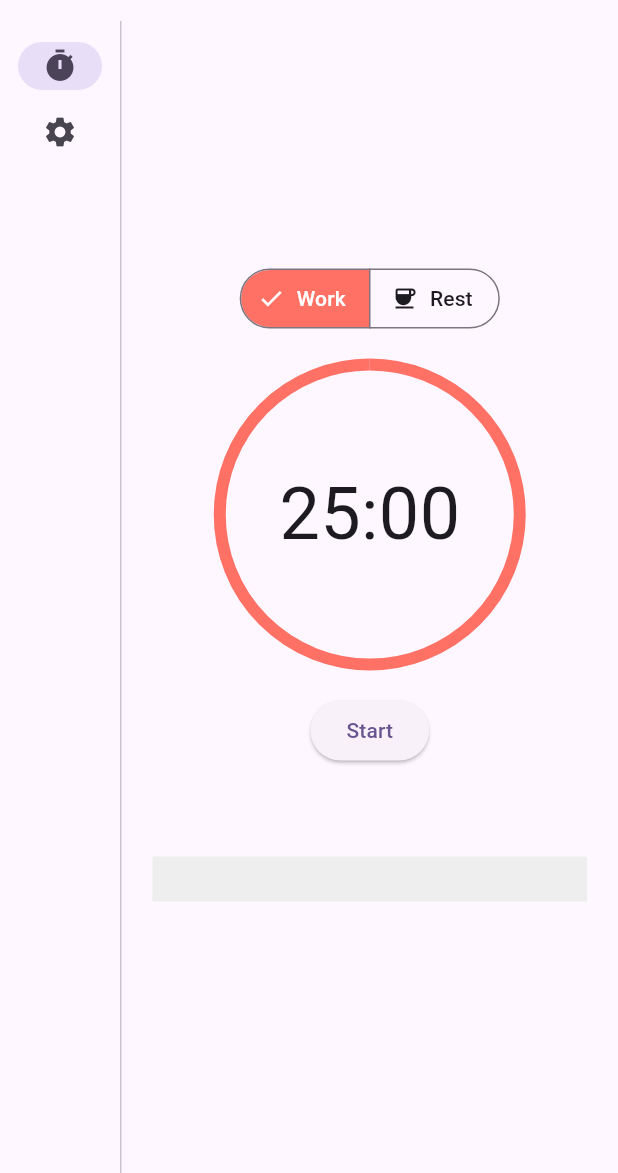
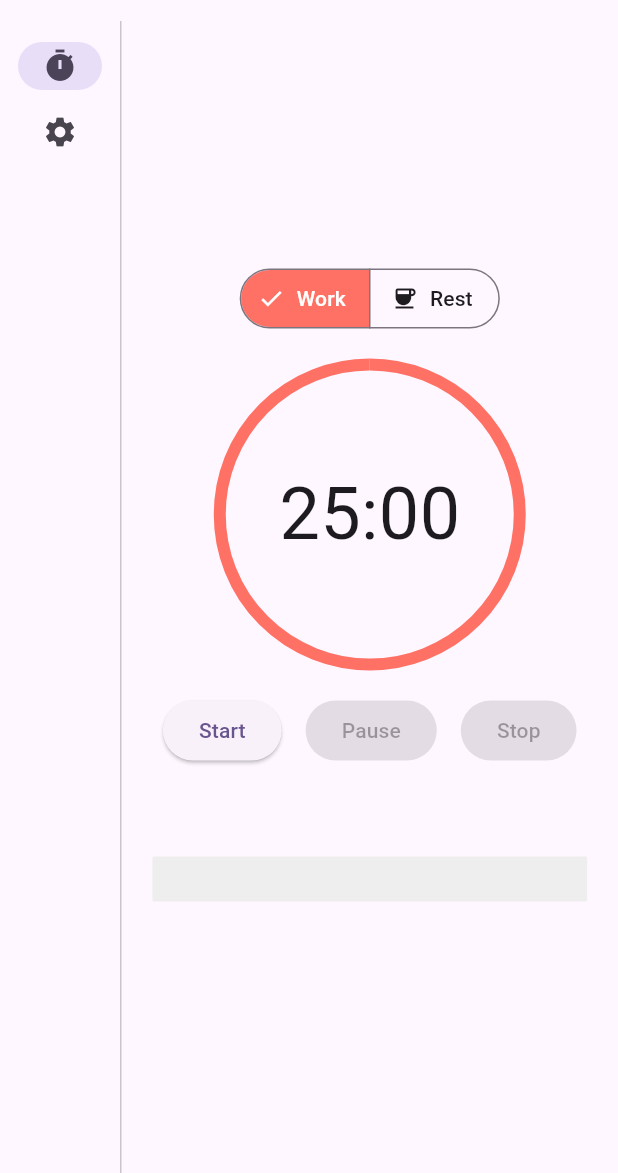
Before and after one commit to kbjorklid/pomodoro_flutter, a Flutter app: the screen it shows after launch, on a phone screen of 412 x 824 dp, the part 63-1236 px from its top. Run offline on Flutter 3.47's test engine with Material 3 defaults, Android fonts, the phone set to English and light mode, and no system bars; our stand-ins replace audioplayers, flutter_riverpod, freezed_annotation, hive, hive_flutter, logger and 1 more; accounts and stored records are empty.

Commit message:
feat: Implement start, pause/resume, and stop buttons for timer control

```diff
--- a/lib/timer/application/timer_service.dart
+++ b/lib/timer/application/timer_service.dart
@@ -229,6 +229,12 @@ class TimerService {
     _notifyStateListeners(now);
   }
 
+  void stop() {
+    var now = DateTime.now();
+    _completeSessionIfStarted(now);
+    _notifyStateListeners(now);
+  }
+
   bool _stopTimerIfEnded([DateTime? now]) {
     now ??= DateTime.now();
     if (_isTimerEndReached(now)) {
--- /dev/null
+++ b/lib/timer/presentation/widgets/timercontrols/pause_resume_button.dart
@@ -0,0 +1,37 @@
+import 'package:flutter/material.dart';
+import 'package:flutter_riverpod/flutter_riverpod.dart';
+import 'package:pomodoro_app2/timer/presentation/providers/timer_provider.dart';
+
+import '../../../domain/timer_state.dart';
+
+class PauseResumeButton extends ConsumerWidget {
+  const PauseResumeButton({super.key});
+
+  @override
+  Widget build(BuildContext context, WidgetRef ref) {
+    final timerStateAsync = ref.watch(timerStateProvider);
+    final toggleTimerUseCase = ref.read(toggleTimerUseCaseProvider);
+
+    return timerStateAsync.when(
+      data: (timerState) {
+        final isPauseResumeEnabled = timerState.status == TimerStatus.running ||
+            timerState.status == TimerStatus.paused;
+
+        return ElevatedButton(
+          onPressed:
+              isPauseResumeEnabled ? () => toggleTimerUseCase.execute() : null,
+          child: Text(
+              timerState.status == TimerStatus.paused ? 'Resume' : 'Pause'),
+        );
+      },
+      loading: () => ElevatedButton(
+        onPressed: null,
+        child: const Text('Pause'),
+      ),
+      error: (Object error, StackTrace stackTrace) => ElevatedButton(
+        onPressed: null,
+        child: const Text('Error'),
+      ),
+    );
+  }
+}
--- /dev/null
+++ b/lib/timer/presentation/widgets/timercontrols/start_button.dart
@@ -0,0 +1,36 @@
+import 'package:flutter/material.dart';
+import 'package:flutter_riverpod/flutter_riverpod.dart';
+import 'package:pomodoro_app2/timer/presentation/providers/timer_provider.dart';
+
+import '../../../domain/timer_state.dart';
+
+class StartButton extends ConsumerWidget {
+  const StartButton({super.key});
+
+  @override
+  Widget build(BuildContext context, WidgetRef ref) {
+    final timerStateAsync = ref.watch(timerStateProvider);
+    final toggleTimerUseCase = ref.read(toggleTimerUseCaseProvider);
+
+    return timerStateAsync.when(
+      data: (timerState) {
+        final isStartEnabled = timerState.status == TimerStatus.notStarted ||
+            timerState.status == TimerStatus.ended;
+
+        return ElevatedButton(
+          onPressed: isStartEnabled ? () => toggleTimerUseCase.execute() : null,
+          child: Text(
+              timerState.status == TimerStatus.ended ? 'Restart' : 'Start'),
+        );
+      },
+      loading: () => ElevatedButton(
+        onPressed: null,
+        child: const Text('Start'),
+      ),
+      error: (error, stackTrace) => ElevatedButton(
+        onPressed: null,
+        child: const Text('Error'),
+      ),
+    );
+  }
+}
--- /dev/null
+++ b/lib/timer/presentation/widgets/timercontrols/stop_button.dart
@@ -0,0 +1,35 @@
+import 'package:flutter/material.dart';
+import 'package:flutter_riverpod/flutter_riverpod.dart';
+import 'package:pomodoro_app2/timer/presentation/providers/timer_provider.dart';
+
+import '../../../domain/timer_state.dart';
+
+class StopButton extends ConsumerWidget {
+  const StopButton({super.key});
+
+  @override
+  Widget build(BuildContext context, WidgetRef ref) {
+    final timerStateAsync = ref.watch(timerStateProvider);
+    final timerService = ref.read(timerProvider);
+
+    return timerStateAsync.when(
+      data: (TimerState timerState) {
+        final isStopEnabled = timerState.status == TimerStatus.running ||
+            timerState.status == TimerStatus.paused;
+
+        return ElevatedButton(
+          onPressed: isStopEnabled ? () => timerService.stop() : null,
+          child: const Text('Stop'),
+        );
+      },
+      loading: () => ElevatedButton(
+        onPressed: null,
+        child: const Text('Stop'),
+      ),
+      error: (Object error, StackTrace stackTrace) => ElevatedButton(
+        onPressed: null,
+        child: const Text('Error'),
+      ),
+    );
+  }
+}
--- a/lib/timer/presentation/widgets/timercontrols/timer_controls.dart
+++ b/lib/timer/presentation/widgets/timercontrols/timer_controls.dart
@@ -1,7 +1,8 @@
 import 'package:flutter/material.dart';
 import 'package:flutter_riverpod/flutter_riverpod.dart';
-import 'package:pomodoro_app2/timer/presentation/widgets/timercontrols/start_pause_button.dart';
-import 'package:pomodoro_app2/timer/presentation/widgets/timercontrols/switch_timer_button.dart';
+import 'package:pomodoro_app2/timer/presentation/widgets/timercontrols/start_button.dart';
+import 'package:pomodoro_app2/timer/presentation/widgets/timercontrols/pause_resume_button.dart';
+import 'package:pomodoro_app2/timer/presentation/widgets/timercontrols/stop_button.dart';
 
 class TimerControls extends ConsumerWidget {
   const TimerControls({super.key});
@@ -11,7 +12,11 @@ class TimerControls extends ConsumerWidget {
     return const Row(
       mainAxisAlignment: MainAxisAlignment.center,
       children: [
-        StartPauseButton(),
+        StartButton(),
+        SizedBox(width: 16), // Add some spacing between buttons
+        PauseResumeButton(),
+        SizedBox(width: 16), // Add some spacing between buttons
+        StopButton(),
       ],
     );
   }
```
